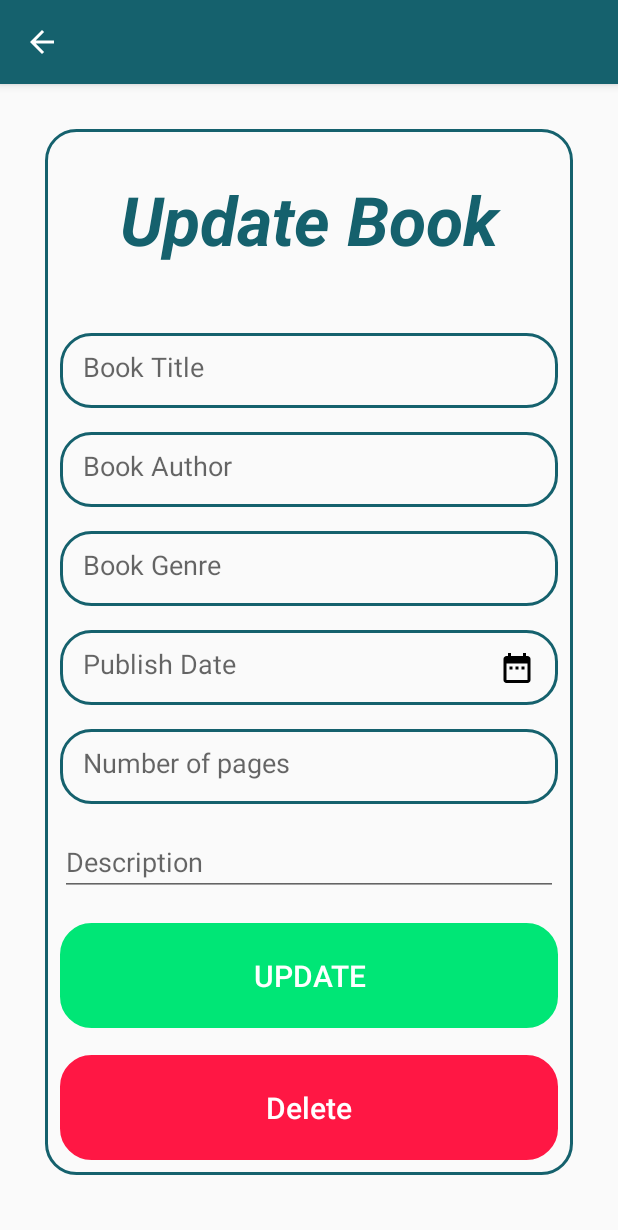
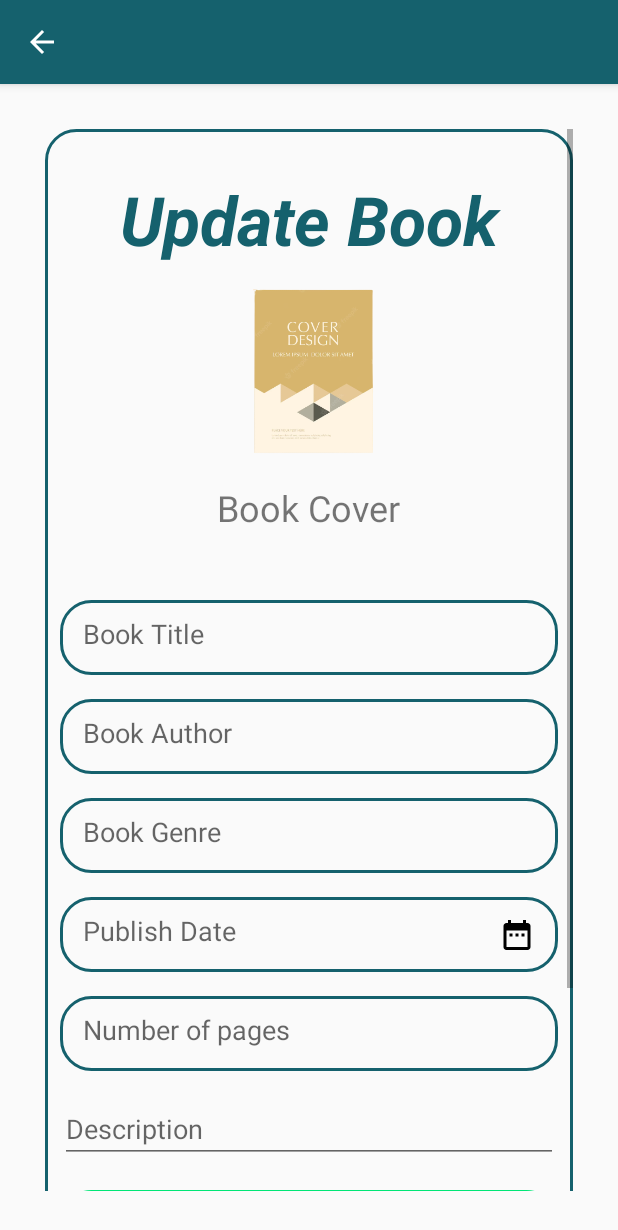
Before and after one commit to KoniCm/Yametee, an Android app: the UpdateBookActivity screen opened directly, with no data from a screen before it, on a phone screen of 412 x 824 dp. Shown: the top 1230 px of the screen. Run offline under Robolectric (Android 15) with nearby library versions, the phone set to English and light mode, and no system bars.

Commit message:
This is our project, hope it's work well

```diff
--- a/app/src/main/java/com/praticing/yametee/Librarian/LibrarianBookDetails.java
+++ b/app/src/main/java/com/praticing/yametee/Librarian/LibrarianBookDetails.java
@@ -4,9 +4,7 @@ import android.content.Intent;
 import android.os.Bundle;
 import android.widget.TextView;
 import android.widget.Toast;
-
 import androidx.appcompat.app.AppCompatActivity;
-
 import com.praticing.yametee.R;
 
 public class LibrarianBookDetails extends AppCompatActivity {
@@ -35,7 +33,7 @@ public class LibrarianBookDetails extends AppCompatActivity {
 
     private void getAndSetIntentData() {
         if(getIntent().hasExtra("id") && getIntent().hasExtra("title") && getIntent().hasExtra("genre") && getIntent().hasExtra("publish") &&
-                getIntent().hasExtra("author") && getIntent().hasExtra("pages") && getIntent().hasExtra("des") && getIntent().hasExtra("cover"))
+                getIntent().hasExtra("author") && getIntent().hasExtra("pages") && getIntent().hasExtra("des"))
         {
             //Getting Data from Intent
             id = getIntent().getStringExtra("id");
--- a/app/src/main/java/com/praticing/yametee/Librarian/LibrarianCustomAdapter.java
+++ b/app/src/main/java/com/praticing/yametee/Librarian/LibrarianCustomAdapter.java
@@ -88,7 +88,6 @@ public class LibrarianCustomAdapter extends RecyclerView.Adapter<LibrarianCustom
                                 intent.putExtra("publish", String.valueOf(book_publish.get(position)));
                                 intent.putExtra("pages", String.valueOf(book_pages.get(position)));
                                 intent.putExtra("des" , String.valueOf(book_description.get(position)));
-                                intent.putExtra("cover",book_cover.get(position));
                                 activity.startActivityForResult(intent, 1);
                                 break;
                             case R.id.view_menu:
@@ -101,7 +100,6 @@ public class LibrarianCustomAdapter extends RecyclerView.Adapter<LibrarianCustom
                                 viewIntent.putExtra("publish", String.valueOf(book_publish.get(position)));
                                 viewIntent.putExtra("pages", String.valueOf(book_pages.get(position)));
                                 viewIntent.putExtra("des", String.valueOf(book_description.get(position)));
-                                viewIntent.putExtra("cover",book_cover.get(position));
                                 activity.startActivityForResult(viewIntent, 1);
                                 break;
                                 //something nothing change
--- a/app/src/main/res/layout/activity_update_book.xml
+++ b/app/src/main/res/layout/activity_update_book.xml
@@ -38,6 +38,20 @@
                 android:textColor="#15616d"
                 android:textSize="45dp"
                 android:textStyle="bold|italic" />
+
+            <ImageView
+                android:id="@+id/book_cover2"
+                android:layout_gravity="center"
+                android:layout_width="wrap_content"
+                android:layout_height="145dp"
+                android:src="@mipmap/book_cover" />
+
+            <TextView
+                android:layout_width="wrap_content"
+                android:layout_height="wrap_content"
+                android:textSize="24sp"
+                android:text="Book Cover"
+                android:layout_gravity="center"/>
 
             <EditText
                 android:id="@+id/title_input2"
```
Also changed, not shown: app/src/main/res/layout/activity_librarian_book_details.xml (+7 -7 lines).
